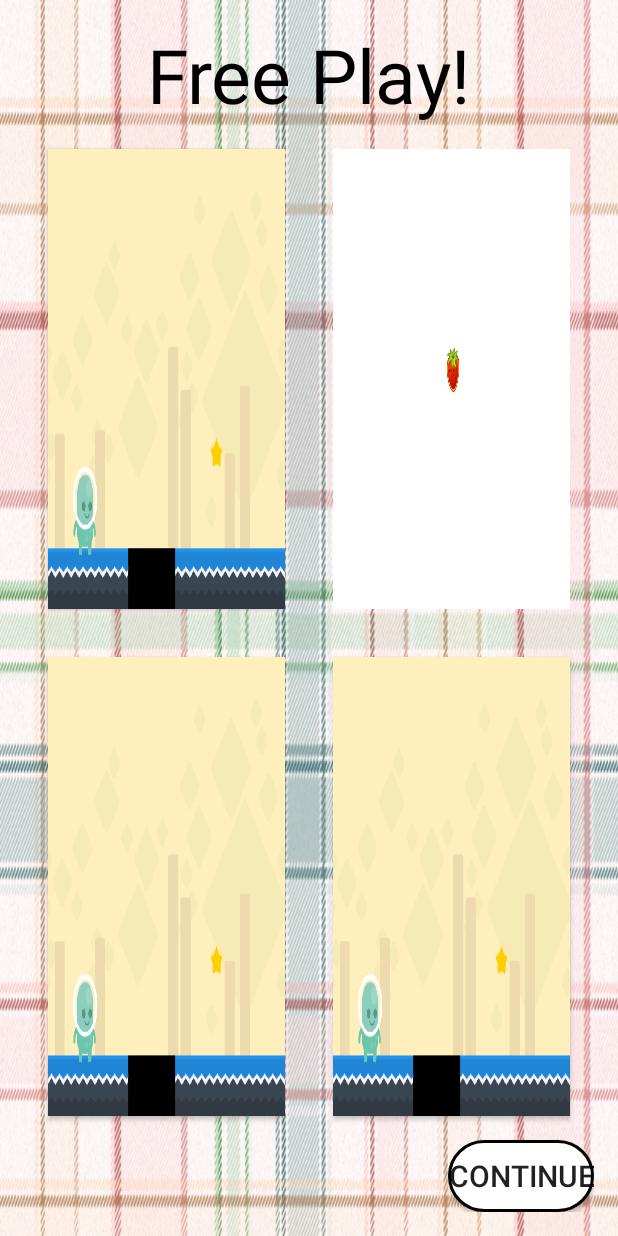
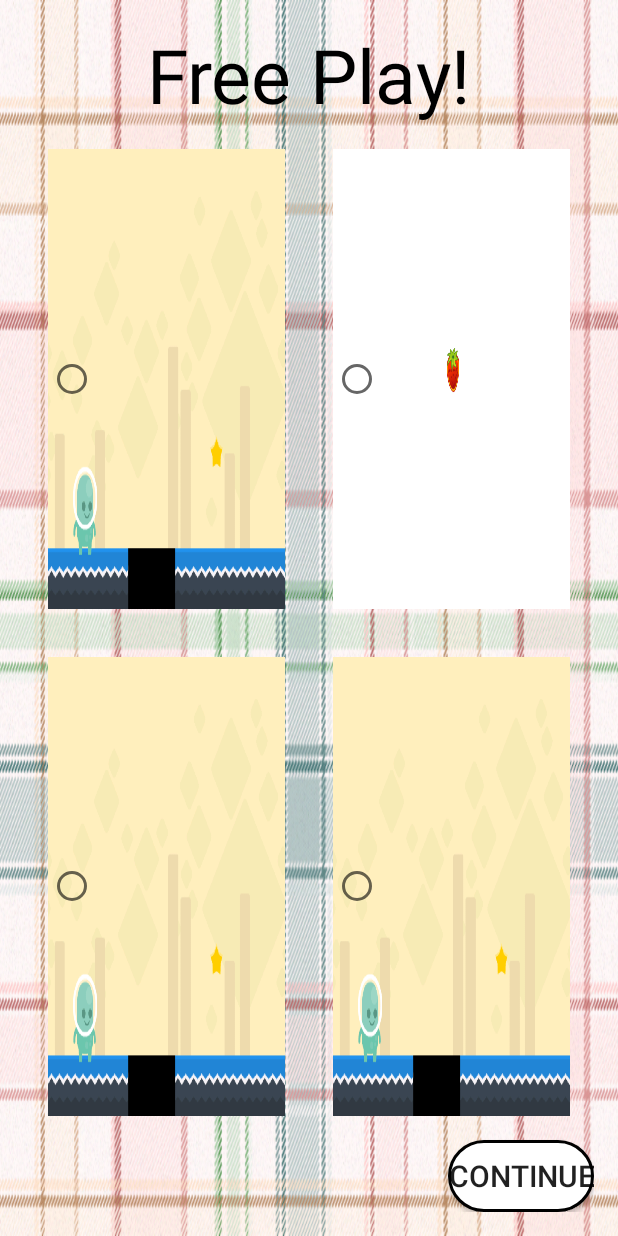
Before and after one commit to yesjessn/delta, an Android app: the layout activity_freeplay_selection.xml on its own in the app's theme, with its tools: preview values and no code run, on a phone screen of 412 x 824 dp. Run offline under Robolectric (Android 15) with nearby library versions, the phone set to English and light mode, and no system bars.

Commit message:
Edited FreePlaySelection & GameSelection to show which game is selected

```diff
--- /dev/null
+++ b/app/src/main/java/phoenix/delta/GameGrid.java
@@ -0,0 +1,55 @@
+package phoenix.delta;
+
+import android.content.Context;
+import android.util.AttributeSet;
+import android.view.View;
+import android.view.View.OnClickListener;
+import android.widget.RadioButton;
+import android.widget.TableLayout;
+import android.widget.TableRow;
+
+public class GameGrid extends TableLayout implements OnClickListener {
+    private RadioButton activeRadioButton;
+
+    public GameGrid(Context context) {
+        super(context);
+    }
+
+    public GameGrid(Context context, AttributeSet attrs) {
+        super(context, attrs);
+    }
+
+    @Override
+    public void onClick(View v) {
+        final RadioButton rb = (RadioButton) v;
+        if ( activeRadioButton != null ) {
+            activeRadioButton.setChecked(false);
+        }
+        rb.setChecked(true);
+        activeRadioButton = rb;
+    }
+
+    @Override
+    public void addView(View child, int index,
+                        android.view.ViewGroup.LayoutParams params) {
+        super.addView(child, index, params);
+        setChildrenOnClickListener((TableRow)child);
+    }
+
+    @Override
+    public void addView(View child, android.view.ViewGroup.LayoutParams params) {
+        super.addView(child, params);
+        setChildrenOnClickListener((TableRow)child);
+    }
+
+
+    private void setChildrenOnClickListener(TableRow tr) {
+        final int c = tr.getChildCount();
+        for (int i=0; i < c; i++) {
+            final View v = tr.getChildAt(i);
+            if ( v instanceof RadioButton ) {
+                v.setOnClickListener(this);
+            }
+        }
+    }
+}
--- a/app/src/main/res/layout/activity_freeplay_selection.xml
+++ b/app/src/main/res/layout/activity_freeplay_selection.xml
@@ -8,7 +8,7 @@
     android:paddingTop="@dimen/activity_vertical_margin"
     android:paddingBottom="@dimen/activity_vertical_margin"
     android:background="@drawable/bg"
-    tools:context="phoenix.delta.CHANGE"
+    tools:context="phoenix.delta.FreePlaySelection"
     android:orientation="vertical">
 
     <TextView
@@ -20,13 +20,15 @@
         android:textSize="50sp"
         android:textColor="@android:color/black"/>
 
-    <LinearLayout
+    <phoenix.delta.GameGrid
         android:orientation="horizontal"
         android:layout_width="wrap_content"
         android:layout_height="match_parent"
         android:layout_weight=".5">
+        <TableRow
+            android:layout_weight="0.5">
 
-            <Button
+            <RadioButton
                 android:layout_width="wrap_content"
                 android:layout_height="wrap_content"
                 android:id="@+id/play_game1_btn"
@@ -34,23 +36,20 @@
                 android:layout_weight=".5"
                 android:layout_margin="@dimen/activity_horizontal_margin"/>
 
-            <Button
+            <RadioButton
                 android:layout_width="wrap_content"
                 android:layout_height="wrap_content"
                 android:id="@+id/play_game2_btn"
                 android:background="@drawable/game_screenshot2"
                 android:layout_weight=".5"
                 android:layout_margin="@dimen/activity_horizontal_margin"/>
+        </TableRow>
 
-    </LinearLayout>
+        <TableRow
+            android:layout_weight="0.5">
 
-    <LinearLayout
-        android:orientation="horizontal"
-        android:layout_width="wrap_content"
-        android:layout_height="match_parent"
-        android:layout_weight=".5">
 
-        <Button
+            <RadioButton
                 android:layout_width="wrap_content"
                 android:layout_height="wrap_content"
                 android:id="@+id/play_game3_btn"
@@ -58,15 +57,17 @@
                 android:layout_weight=".5"
                 android:layout_margin="@dimen/activity_horizontal_margin"/>
 
-        <Button
+            <RadioButton
                 android:layout_width="wrap_content"
                 android:layout_height="wrap_content"
                 android:id="@+id/play_game4_btn"
                 android:background="@drawable/game_screenshot1"
                 android:layout_weight=".5"
                 android:layout_margin="@dimen/activity_horizontal_margin"/>
+        </TableRow>
 
-    </LinearLayout>
+
+    </phoenix.delta.GameGrid>
 
     <Button
         style="?android:attr/buttonStyleSmall"
```
Also changed, not shown: app/src/main/java/phoenix/delta/FreePlaySelection.java (+21 -42 lines), app/src/main/java/phoenix/delta/GameSelection.java (+25 -50 lines), app/src/main/res/layout/activity_game_selection.xml (+15 -12 lines). Lines whose indentation alone changed are shown as unchanged.
